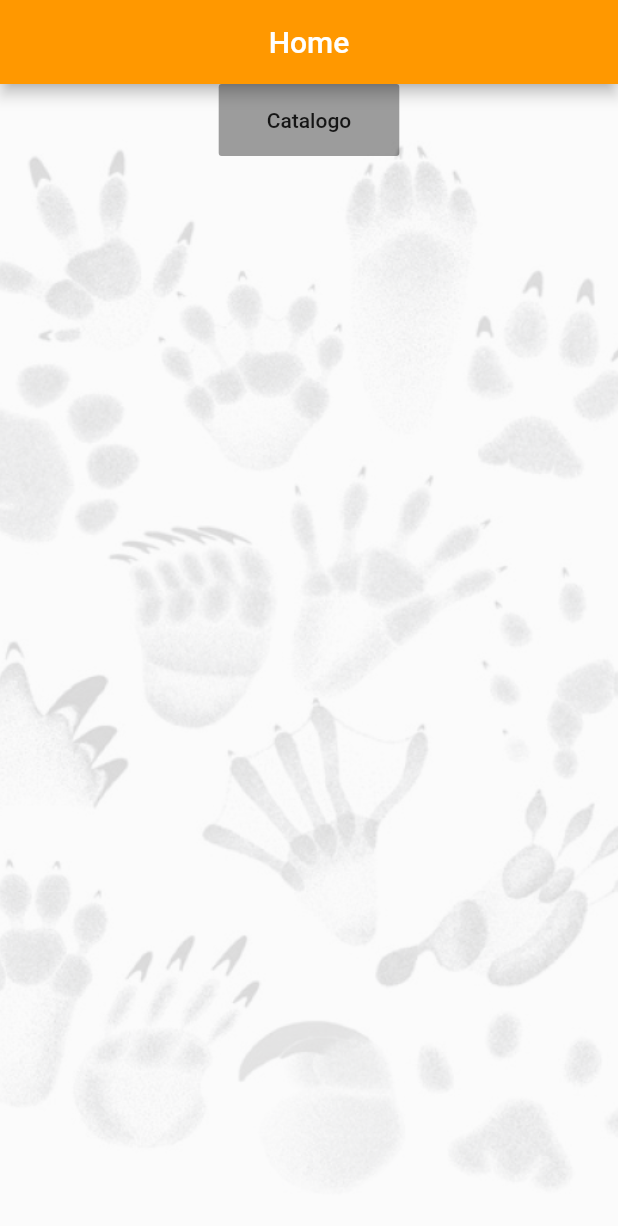
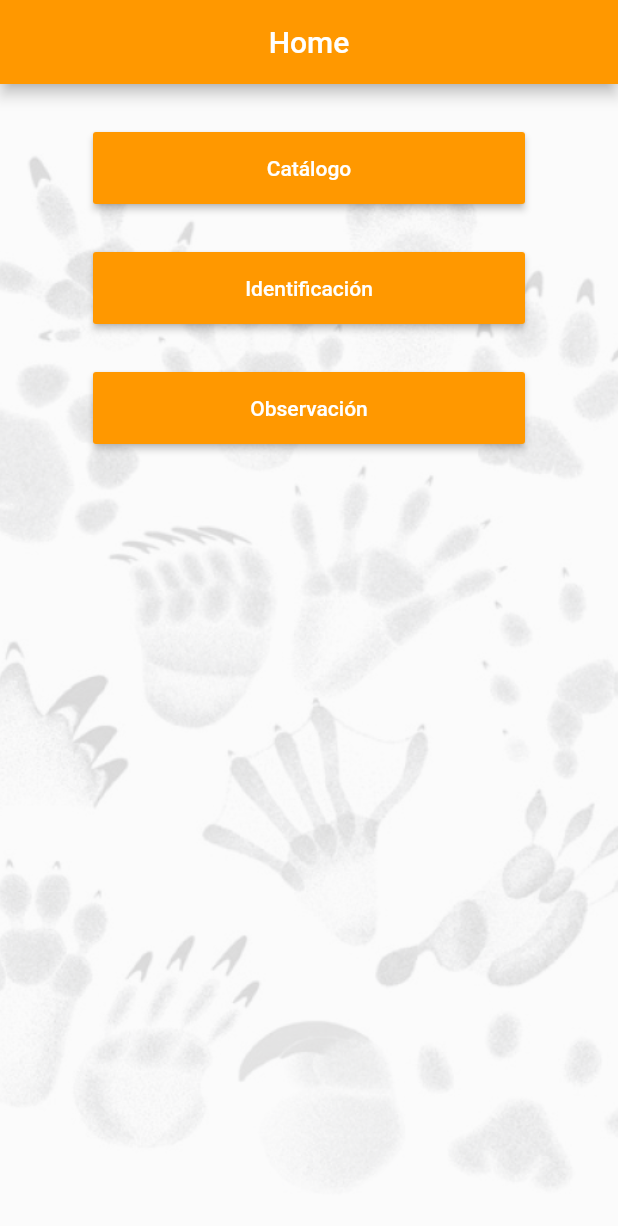
Before and after one commit to mrodriguezalas/app-museo, a Flutter app: the screen it shows after launch, on a phone screen of 412 x 824 dp. Shown: the top 1226 px of the screen. Run offline on Flutter 3.47's test engine with Material 2 defaults, Android fonts, the light colour scheme and no system bars.

Commit message:
Added new button layout and navigation

```diff
--- a/app_mamiferos/lib/main.dart
+++ b/app_mamiferos/lib/main.dart
@@ -1,4 +1,6 @@
 import 'package:app_mamiferos/catalogo.dart';
+import 'package:app_mamiferos/identificacion.dart';
+import 'package:app_mamiferos/observacion.dart';
 import 'package:flutter/material.dart';
 
 void main() {
@@ -33,16 +35,47 @@ class HomeScreen extends StatelessWidget {
                 mainAxisSize: MainAxisSize.max,
                 mainAxisAlignment: MainAxisAlignment.start,
                 children: <Widget>[
-                  Center(
-                    child: RaisedButton(
-                      child: FlatButton(
-                        child: Text('Catalogo'),
-                        onPressed: () {
+                  Column(
+                    crossAxisAlignment: CrossAxisAlignment.start,
+                    children: <Widget>[
+                  ButtonBar(
+                    buttonPadding:EdgeInsets.symmetric(
+                        horizontal: 32,
+                        vertical: 16
+                    ),
+                    alignment: MainAxisAlignment.center,
+                    buttonMinWidth: 288,
+                    overflowDirection: VerticalDirection.up,
+                    overflowButtonSpacing: 32,
+                    mainAxisSize: MainAxisSize.max,
+                    children: [
+                      RaisedButton(
+                        child: Text("Observación"),
+                        textColor: Colors.white,
+                        color: Colors.orange,
+                        onPressed: (){
+                          navigateToObservacion(context);
+                        },
+                      ),
+                      RaisedButton(
+                        child: Text("Identificación"),
+                        textColor: Colors.white,
+                        color: Colors.orange,
+                        onPressed: (){
+                          navigateToIdentificacion(context);
+                        },
+                      ),
+                      RaisedButton(
+                        child: Text("Catálogo"),
+                        textColor: Colors.white,
+                        color: Colors.orange,
+                        onPressed: (){
                           navigateToCatalogo(context);
                         },
                       ),
-                    ),
-                  )
+                    ],
+                  ),
+                  ])
                 ])));
   }
 }
@@ -50,3 +83,11 @@ class HomeScreen extends StatelessWidget {
 Future navigateToCatalogo(context) async {
   Navigator.push(context, MaterialPageRoute(builder: (context) => Catalogo()));
 }
+
+Future navigateToObservacion(context) async {
+  Navigator.push(context, MaterialPageRoute(builder: (context) => Observacion()));
+}
+
+Future navigateToIdentificacion(context) async {
+  Navigator.push(context, MaterialPageRoute(builder: (context) => Identificacion()));
+}
```
